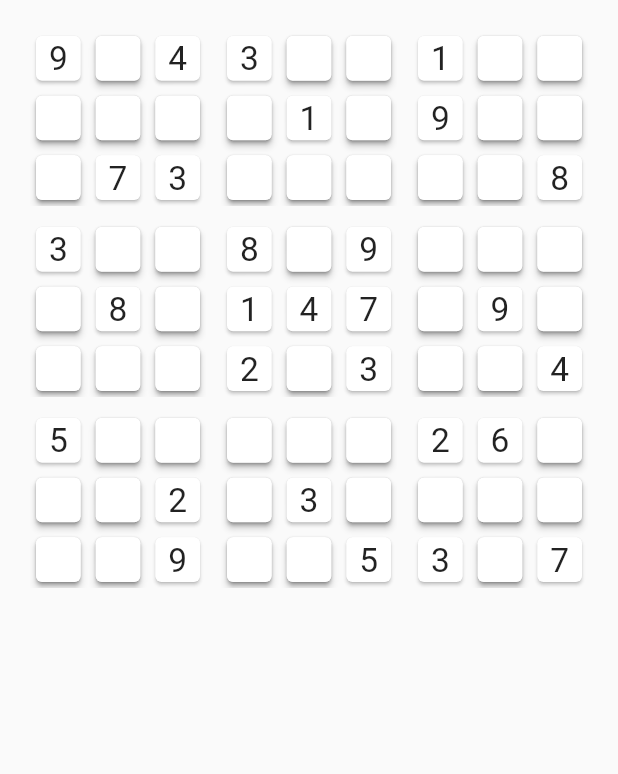
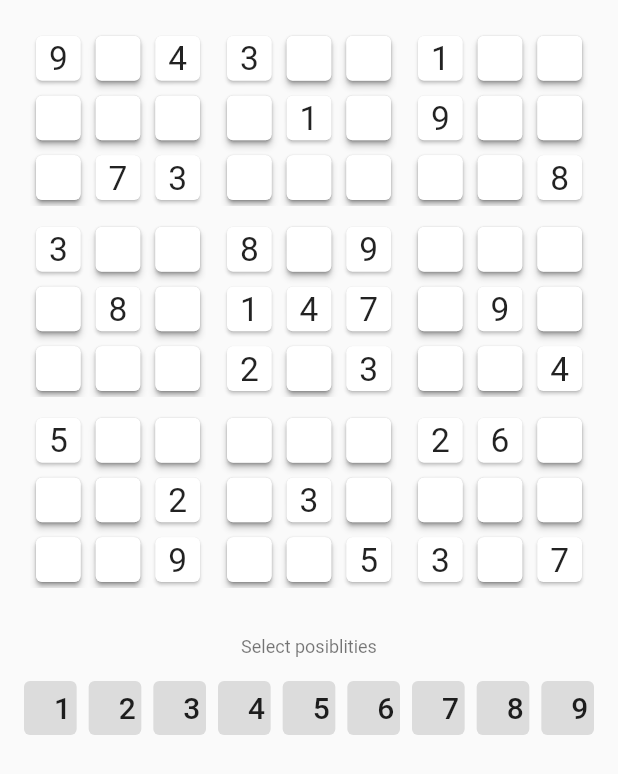
Before and after one commit to mjarkk/flutter_sudoku, a Flutter app: the screen it shows after launch, on a phone screen of 412 x 824 dp. Shown: the top 774 px of the screen. Run offline on Flutter 3.47's test engine with Material 2 defaults, Android fonts, the phone set to English and light mode, and no system bars.

Commit message:
refactor code

```diff
--- /dev/null
+++ b/lib/controls.dart
@@ -0,0 +1,111 @@
+import 'package:flutter/material.dart';
+import 'sudoku.dart';
+import 'playground.dart';
+
+class Controls extends StatelessWidget {
+  final Function(int) onNumberSelection;
+  final SudokuField field;
+  final Cell? cell;
+
+  Controls({
+    required this.onNumberSelection,
+    required this.field,
+    required this.cell,
+  });
+
+  @override
+  Widget build(BuildContext context) {
+    ThemeData theme = Theme.of(context);
+
+    return Padding(
+      padding: const EdgeInsets.all(12),
+      child: Column(
+        children: [
+          Padding(
+            padding: const EdgeInsets.all(10).copyWith(top: 0),
+            child: Text(
+              'Select posiblities',
+              style: theme.textTheme.caption,
+            ),
+          ),
+          Row(
+            children: List.generate(9, (int j) {
+              bool active = field.posibilities[j + 1] ?? false;
+              Key key = Key(j.toString());
+
+              return _ControlButton(
+                active: active,
+                key: key,
+                value: j + 1,
+                onNumberSelection: cell != null ? onNumberSelection : null,
+              );
+            }).toList(),
+          ),
+        ],
+      ),
+    );
+  }
+}
+
+class _ControlButton extends StatelessWidget {
+  final bool active;
+  final int value;
+  final Function(int)? onNumberSelection;
+  static const _duration = Duration(milliseconds: 100);
+
+  const _ControlButton({
+    Key? key,
+    required this.active,
+    required this.value,
+    required this.onNumberSelection,
+  }) : super(key: key);
+
+  @override
+  Widget build(BuildContext context) {
+    ThemeData theme = Theme.of(context);
+
+    return Expanded(
+      key: key,
+      child: Container(
+        padding: const EdgeInsets.only(left: 4, right: 4),
+        child: TweenAnimationBuilder(
+            child: Padding(
+              padding: const EdgeInsets.all(4),
+              child: TweenAnimationBuilder(
+                  tween: ColorTween(
+                    begin: null,
+                    end: active && onNumberSelection != null
+                        ? theme.buttonColor
+                        : theme.textTheme.bodyText1?.color,
+                  ),
+                  duration: _duration,
+                  builder: (_, Color? color, __) {
+                    return Text(
+                      value.toString(),
+                      style: TextStyle(
+                        fontSize: 20,
+                        color: color,
+                      ),
+                    );
+                  }),
+            ),
+            tween: ColorTween(
+              begin: active ? theme.colorScheme.primary : theme.cardColor,
+              end: active ? theme.colorScheme.primary : theme.cardColor,
+            ),
+            duration: _duration,
+            builder: (BuildContext context, Color? color, Widget? child) {
+              return ElevatedButton(
+                style: ElevatedButton.styleFrom(
+                  primary: color,
+                ),
+                child: child,
+                onPressed: onNumberSelection != null
+                    ? () => onNumberSelection!(value)
+                    : null,
+              );
+            }),
+      ),
+    );
+  }
+}
--- a/lib/main.dart
+++ b/lib/main.dart
@@ -1,6 +1,7 @@
 import 'package:flutter/material.dart';
 import 'sudoku.dart';
 import 'playground.dart';
+import 'controls.dart';
 
 void main() {
   runApp(MyApp());
@@ -37,18 +38,29 @@ class _Screen extends StatefulWidget {
 }
 
 class _ScreenState extends State<_Screen> {
-  Sudoku sudoku = new Sudoku();
-  Cell? selectedCell;
+  Sudoku _sudoku = new Sudoku();
+  Cell? _selectedCell;
   SudokuField selectedField = SudokuField();
 
   updateSelectedField() {
-    selectedField = sudoku.getField(selectedCell ?? Cell.empty());
+    selectedField = _sudoku.getField(_selectedCell ?? Cell.empty());
+  }
+
+  setSelectCell(Cell cell) {
+    setState(() {
+      if (_selectedCell?.equal(cell) == true) {
+        _selectedCell = null;
+      } else {
+        _selectedCell = cell;
+        updateSelectedField();
+      }
+    });
   }
 
   onNumberSelect(int number) {
     setState(() {
-      sudoku.toggleFieldPosibility(
-        selectedCell ?? Cell.empty(),
+      _sudoku.toggleFieldPosibility(
+        _selectedCell ?? Cell.empty(),
         number,
       );
       updateSelectedField();
@@ -61,77 +73,17 @@ class _ScreenState extends State<_Screen> {
       child: Column(
         children: [
           Playground(
-            sudoku: sudoku,
-            setSelectCell: (Cell cell) {
-              setState(() {
-                selectedCell = cell;
-                updateSelectedField();
-              });
-            },
-            selectedCell: selectedCell,
+            sudoku: _sudoku,
+            setSelectCell: setSelectCell,
+            selectedCell: _selectedCell,
           ),
-          selectedCell != null
-              ? Controls(
-                  onNumberSelection: onNumberSelect,
-                  field: selectedField,
-                )
-              : Container(),
+          Controls(
+            onNumberSelection: onNumberSelect,
+            field: selectedField,
+            cell: _selectedCell,
+          )
         ],
       ),
     );
   }
 }
-
-class Controls extends StatelessWidget {
-  final Function(int) onNumberSelection;
-  final SudokuField field;
-
-  Controls({required this.onNumberSelection, required this.field});
-
-  @override
-  Widget build(BuildContext context) {
-    ThemeData theme = Theme.of(context);
-
-    return Padding(
-      padding: const EdgeInsets.all(12),
-      child: Column(
-        children: [
-          Padding(
-            padding: const EdgeInsets.all(10).copyWith(top: 0),
-            child: Text(
-              'Select posiblities',
-              style: theme.textTheme.caption,
-            ),
-          ),
-          Row(
-            children: List.generate(9, (int j) {
-              bool active = field.posibilities[j + 1] ?? false;
-
-              return Expanded(
-                child: Container(
-                  padding: const EdgeInsets.only(left: 4, right: 4),
-                  child: ElevatedButton(
-                    style: ElevatedButton.styleFrom(
-                      primary:
-                          active ? theme.colorScheme.primary : theme.cardColor,
-                    ),
-                    child: Padding(
-                      padding: const EdgeInsets.all(4),
-                      child: Text(
-                        (j + 1).toString(),
-                        style: active
-                            ? theme.textTheme.button?.copyWith(fontSize: 20)
-                            : theme.textTheme.bodyText1?.copyWith(fontSize: 20),
-                      ),
-                    ),
-                    onPressed: () => onNumberSelection(j + 1),
-                  ),
-                ),
-              );
-            }).toList(),
-          ),
-        ],
-      ),
-    );
-  }
-}
--- a/lib/playground.dart
+++ b/lib/playground.dart
@@ -41,31 +41,11 @@ class Playground extends StatelessWidget {
                     bigRow * 3 + smallRow,
                   );
 
-                  SudokuField field = sudoku.getField(cell);
-
-                  return Card(
-                    key: Key(cell.toString()),
-                    child: LayoutBuilder(
-                      builder: (context, constraints) => field.valueSet
-                          ? Center(
-                              child: Text(
-                                '${field.value}',
-                                style: TextStyle(
-                                    fontSize: constraints.maxWidth * 0.75),
-                              ),
-                            )
-                          : ElevatedButton(
-                              child: Container(),
-                              style: ElevatedButton.styleFrom(
-                                primary: cell.equal(selectedCell)
-                                    ? Theme.of(context)
-                                        .colorScheme
-                                        .primaryVariant
-                                    : Theme.of(context).cardColor,
-                              ),
-                              onPressed: () => setSelectCell(cell),
-                            ),
-                    ),
+                  return GridCell(
+                    selected: cell.equal(selectedCell),
+                    cell: cell,
+                    field: sudoku.getField(cell),
+                    setSelectCell: setSelectCell,
                   );
                 }).toList(),
               ),
@@ -75,3 +55,43 @@ class Playground extends StatelessWidget {
     );
   }
 }
+
+class GridCell extends StatelessWidget {
+  final bool selected;
+  final SudokuField field;
+  final Cell cell;
+  final Function(Cell) setSelectCell;
+
+  const GridCell({
+    Key? key,
+    required this.selected,
+    required this.field,
+    required this.cell,
+    required this.setSelectCell,
+  }) : super(key: key);
+
+  @override
+  Widget build(BuildContext context) {
+    return Card(
+      key: Key(cell.toString()),
+      child: LayoutBuilder(
+        builder: (context, constraints) => field.valueSet
+            ? Center(
+                child: Text(
+                  '${field.value}',
+                  style: TextStyle(fontSize: constraints.maxWidth * 0.75),
+                ),
+              )
+            : ElevatedButton(
+                child: Container(),
+                style: ElevatedButton.styleFrom(
+                  primary: selected
+                      ? Theme.of(context).colorScheme.primaryVariant
+                      : Theme.of(context).cardColor,
+                ),
+                onPressed: () => setSelectCell(cell),
+              ),
+      ),
+    );
+  }
+}
```
